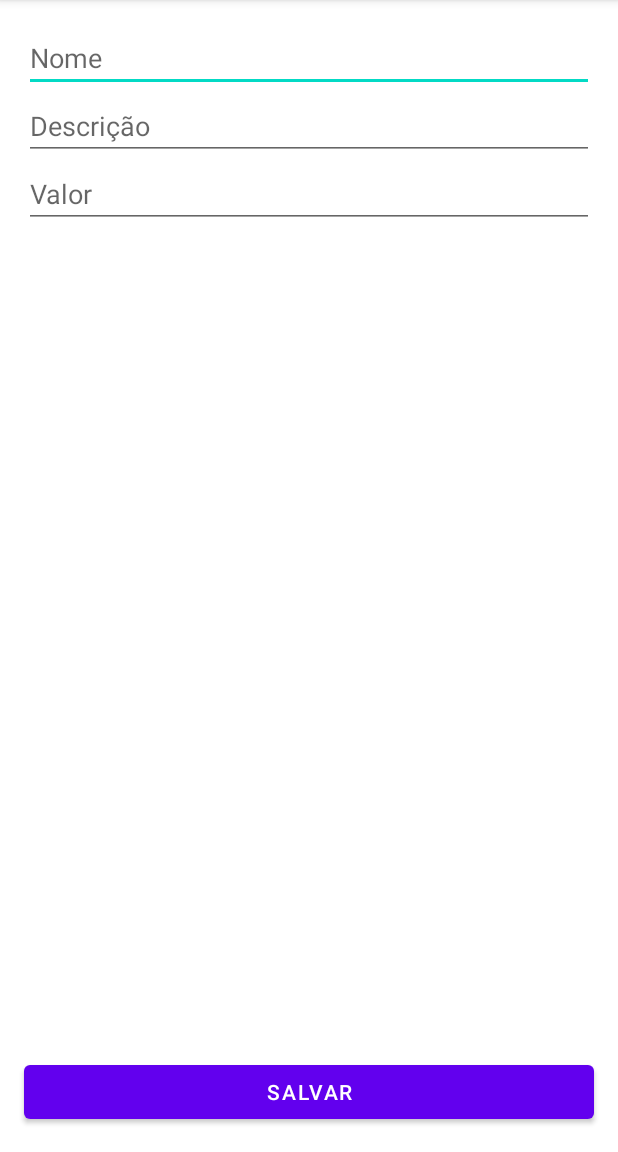
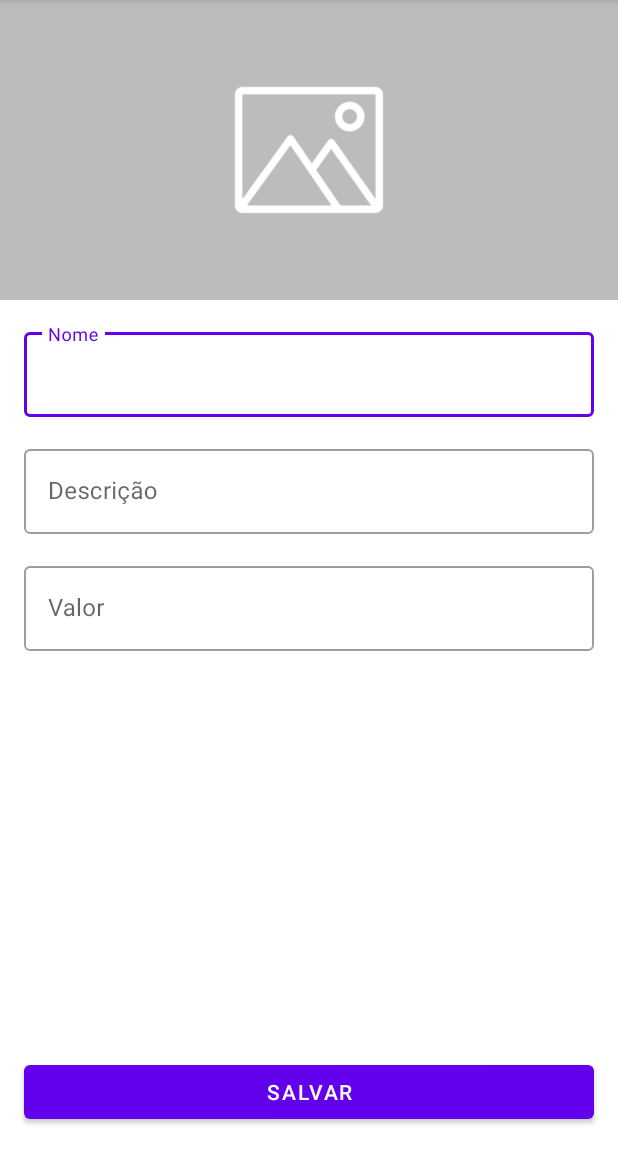
Before and after one commit to Beaads/OrgsAndroidKotlin, an Android app: the FormularioProdutoActivity screen opened directly, with no data from a screen before it, on a phone screen of 412 x 824 dp, the part 84-1236 px from its top. Run offline under Robolectric (Android 15) with nearby library versions, the phone set to English and light mode, and no system bars.

```diff
--- /dev/null
+++ b/app/src/main/res/drawable/ic_action_refresh.xml
@@ -0,0 +1,5 @@
+<vector android:height="24dp" android:tint="#000000"
+    android:viewportHeight="24" android:viewportWidth="24"
+    android:width="24dp" xmlns:android="http://schemas.android.com/apk/res/android">
+    <path android:fillColor="@android:color/white" android:pathData="M17.65,6.35C16.2,4.9 14.21,4 12,4c-4.42,0 -7.99,3.58 -7.99,8s3.57,8 7.99,8c3.73,0 6.84,-2.55 7.73,-6h-2.08c-0.82,2.33 -3.04,4 -5.65,4 -3.31,0 -6,-2.69 -6,-6s2.69,-6 6,-6c1.66,0 3.14,0.69 4.22,1.78L13,11h7V4l-2.35,2.35z"/>
+</vector>
--- a/app/src/main/res/layout/activity_formulario_produto.xml
+++ b/app/src/main/res/layout/activity_formulario_produto.xml
@@ -1,6 +1,5 @@
 <?xml version="1.0" encoding="utf-8"?>
-<ScrollView
-    xmlns:android="http://schemas.android.com/apk/res/android"
+<ScrollView xmlns:android="http://schemas.android.com/apk/res/android"
     xmlns:app="http://schemas.android.com/apk/res-auto"
     xmlns:tools="http://schemas.android.com/tools"
     android:layout_width="match_parent"
@@ -13,36 +12,72 @@
         android:layout_height="wrap_content"
         tools:context=".ui.activity.FormularioProdutoActivity">
 
-    <EditText
-        android:id="@+id/activity_formulario_produto_nome"
+        <ImageView
+            android:id="@+id/activity_formulario_produto_imagem"
+            android:layout_width="0dp"
+            android:layout_height="200dp"
+            android:scaleType="centerCrop"
+            app:layout_constraintEnd_toEndOf="parent"
+            app:layout_constraintStart_toStartOf="parent"
+            app:layout_constraintTop_toTopOf="parent"
+            app:srcCompat="@drawable/imagem_padrao"
+            tools:layout_editor_absoluteX="64dp"
+            tools:layout_editor_absoluteY="197dp" />
+
+        <com.google.android.material.textfield.TextInputLayout
+            android:id="@+id/formulario_produto_textinputlayout_nome"
+            style="@style/Widget.MaterialComponents.TextInputLayout.OutlinedBox"
             android:layout_width="0dp"
             android:layout_height="wrap_content"
+            android:layout_margin="16dp"
+            app:layout_constraintEnd_toEndOf="parent"
+            app:layout_constraintStart_toStartOf="parent"
+            app:layout_constraintTop_toBottomOf="@id/activity_formulario_produto_imagem">
+
+            <com.google.android.material.textfield.TextInputEditText
+                android:id="@+id/activity_formulario_produto_nome"
+                android:layout_width="match_parent"
+                android:layout_height="wrap_content"
                 android:hint="Nome"
-        android:inputType="text"
-        android:layout_margin="16dp"
-        app:layout_constraintStart_toStartOf="parent"
-        app:layout_constraintTop_toTopOf="parent"
-        app:layout_constraintEnd_toEndOf="parent"/>
+                android:inputType="text" />
 
-    <EditText
-        android:id="@+id/activity_formulario_produto_descricao"
-        android:layout_width="0dp"
-        android:hint="Descrição"
-        android:inputType="text"
-        android:layout_height="wrap_content"
-        app:layout_constraintStart_toStartOf="@id/activity_formulario_produto_nome"
-        app:layout_constraintEnd_toEndOf="@id/activity_formulario_produto_nome"
-        app:layout_constraintTop_toBottomOf="@id/activity_formulario_produto_nome"/>
+        </com.google.android.material.textfield.TextInputLayout>
 
-    <EditText
-        android:id="@+id/activity_formulario_produto_valor"
+        <com.google.android.material.textfield.TextInputLayout
+            android:id="@+id/formulario_produto_textinputlayout_descricao"
+            style="@style/Widget.MaterialComponents.TextInputLayout.OutlinedBox"
             android:layout_width="0dp"
             android:layout_height="wrap_content"
+            android:layout_margin="16dp"
+            app:layout_constraintEnd_toEndOf="parent"
+            app:layout_constraintStart_toStartOf="parent"
+            app:layout_constraintTop_toBottomOf="@id/formulario_produto_textinputlayout_nome">
+
+            <com.google.android.material.textfield.TextInputEditText
+                android:id="@+id/activity_formulario_produto_descricao"
+                android:layout_width="match_parent"
+                android:layout_height="wrap_content"
+                android:hint="Descrição"
+                android:inputType="text" />
+        </com.google.android.material.textfield.TextInputLayout>
+
+        <com.google.android.material.textfield.TextInputLayout
+            android:id="@+id/formulario_produto_textinputlayout_valor"
+            style="@style/Widget.MaterialComponents.TextInputLayout.OutlinedBox"
+            android:layout_width="0dp"
+            android:layout_height="wrap_content"
+            android:layout_margin="16dp"
+            app:layout_constraintEnd_toEndOf="parent"
+            app:layout_constraintStart_toStartOf="parent"
+            app:layout_constraintTop_toBottomOf="@+id/formulario_produto_textinputlayout_descricao">
+
+            <com.google.android.material.textfield.TextInputEditText
+                android:id="@+id/activity_formulario_produto_valor"
+                android:layout_width="match_parent"
+                android:layout_height="wrap_content"
                 android:hint="Valor"
-        android:inputType="numberDecimal"
-        app:layout_constraintStart_toStartOf="@id/activity_formulario_produto_descricao"
-        app:layout_constraintEnd_toEndOf="@id/activity_formulario_produto_descricao"
-        app:layout_constraintTop_toBottomOf="@id/activity_formulario_produto_descricao"/>
+                android:inputType="numberDecimal" />
+        </com.google.android.material.textfield.TextInputLayout>
 
         <Button
             android:id="@+id/activity_formulario_produto_botao_salvar"
@@ -50,11 +85,11 @@
             android:layout_height="wrap_content"
             android:layout_margin="16dp"
             android:text="Salvar"
-        app:layout_constraintVertical_bias="1"
-        app:layout_constraintTop_toBottomOf="@id/activity_formulario_produto_valor"
             app:layout_constraintBottom_toBottomOf="parent"
             app:layout_constraintEnd_toEndOf="parent"
-        app:layout_constraintStart_toStartOf="parent"/>
+            app:layout_constraintStart_toStartOf="parent"
+            app:layout_constraintTop_toBottomOf="@id/formulario_produto_textinputlayout_valor"
+            app:layout_constraintVertical_bias="1" />
 
     </androidx.constraintlayout.widget.ConstraintLayout>
 </ScrollView>
```
Also changed, not shown: app/src/main/java/com/example/orgs/ui/activity/FormularioProdutoActivity.kt (+13 -0 lines), app/src/main/res/layout/formulario_imagem.xml (added, +55 -0 lines), app/src/main/res/drawable/imagem_padrao.png (added). Lines whose indentation alone changed are shown as unchanged.
